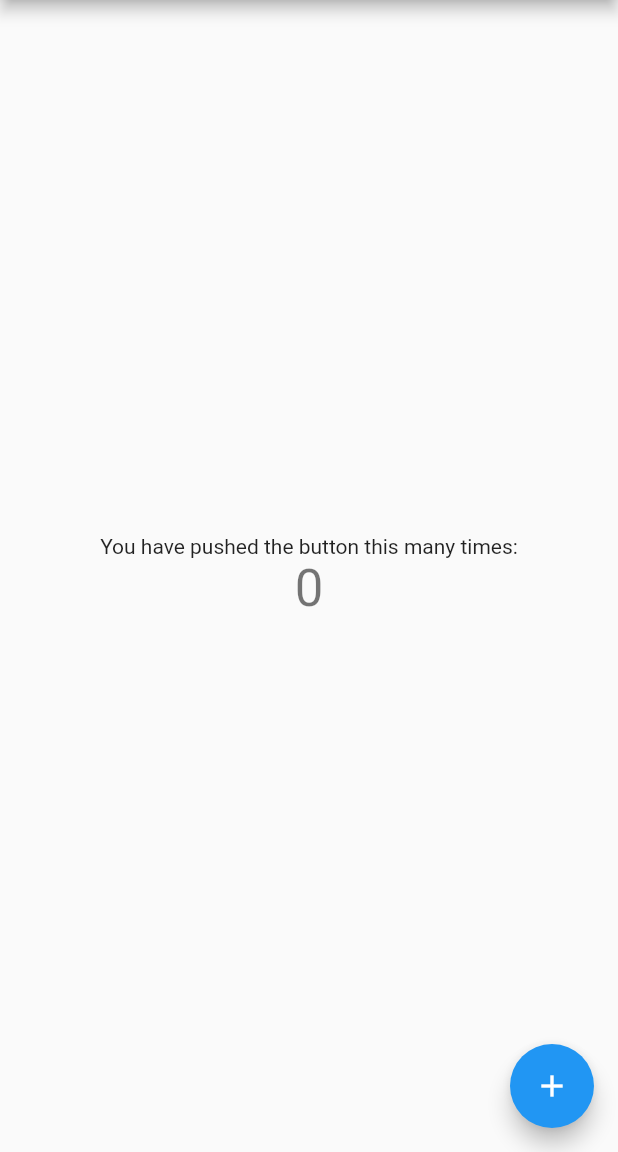
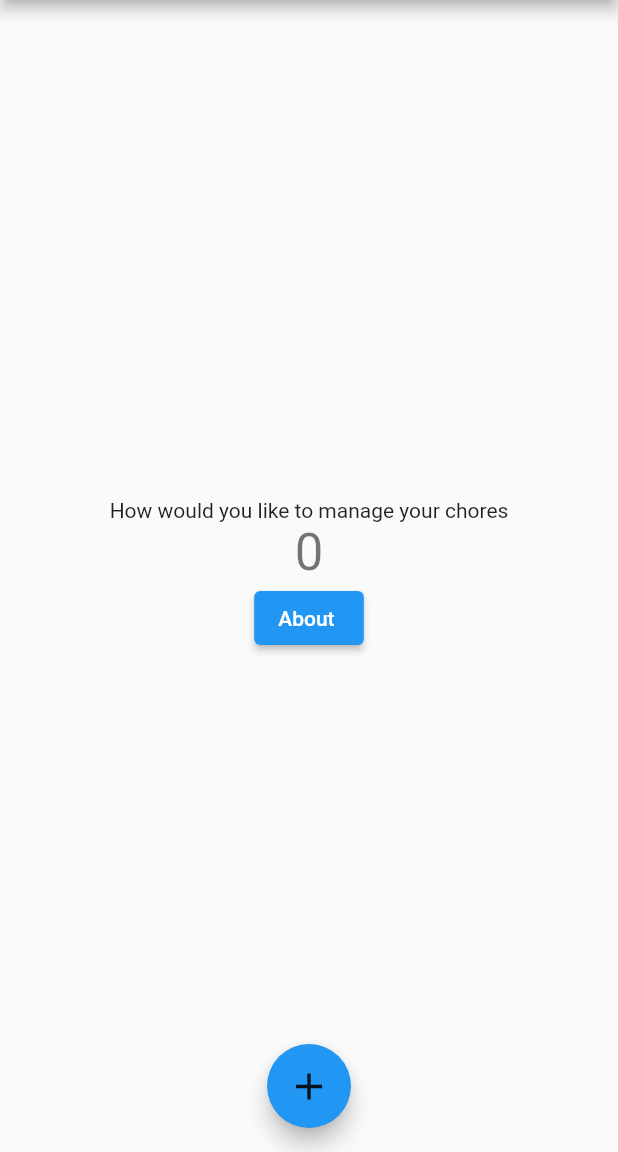
Before and after one commit to Liam-Cannon-Yusra-Suhail-Partnership/ly_app, a Flutter app: the screen it shows after launch, on a phone screen of 412 x 824 dp, the part 84-1236 px from its top. Run offline on Flutter 3.47's test engine with Material 2 defaults, Android fonts, the light colour scheme and no system bars.

Commit message:
Got about button to display , need to get a route for it . Also put + button in center

```diff
--- a/lib/main.dart
+++ b/lib/main.dart
@@ -1,5 +1,6 @@
 import 'package:flutter/material.dart';
 
+//import 'package:auto_size_text/auto_size_text.dart';
 void main() {
   runApp(MyApp());
 }
@@ -59,6 +60,14 @@ class _MyHomePageState extends State<MyHomePage> {
     });
   }
 
+  Widget startText(BuildContext context) {
+    return Text('How would you like to manage your chores');
+  }
+
+  Widget aboutButton(BuildContext context) {
+    return Text('About ');
+  }
+
   @override
   Widget build(BuildContext context) {
     // This method is rerun every time setState is called, for instance as done
@@ -93,21 +102,24 @@ class _MyHomePageState extends State<MyHomePage> {
           // horizontal).
           mainAxisAlignment: MainAxisAlignment.center,
           children: <Widget>[
-            Text(
-              'You have pushed the button this many times:',
-            ),
+            Container(child: startText(context)),
             Text(
               '$_counter',
               style: Theme.of(context).textTheme.headline4,
             ),
+            ElevatedButton(
+                child: aboutButton(context),
+                onPressed: () => Navigator.of(context).pushNamed('/about')),
           ],
         ),
       ),
       floatingActionButton: FloatingActionButton(
+        foregroundColor: Colors.black87,
         onPressed: _incrementCounter,
         tooltip: 'Increment',
-        child: Icon(Icons.add),
+        child: Icon(Icons.add, size: 30),
       ), // This trailing comma makes auto-formatting nicer for build methods.
+      floatingActionButtonLocation: FloatingActionButtonLocation.centerFloat,
     );
   }
 }
--- a/pubspec.yaml
+++ b/pubspec.yaml
@@ -28,6 +28,7 @@ dependencies:
   # The following adds the Cupertino Icons font to your application.
   # Use with the CupertinoIcons class for iOS style icons.
   cupertino_icons: ^1.0.2
+  auto_size_text: ^3.0.0
 
 dev_dependencies:
   flutter_test:
```
Also changed, not shown: pubspec.lock.
